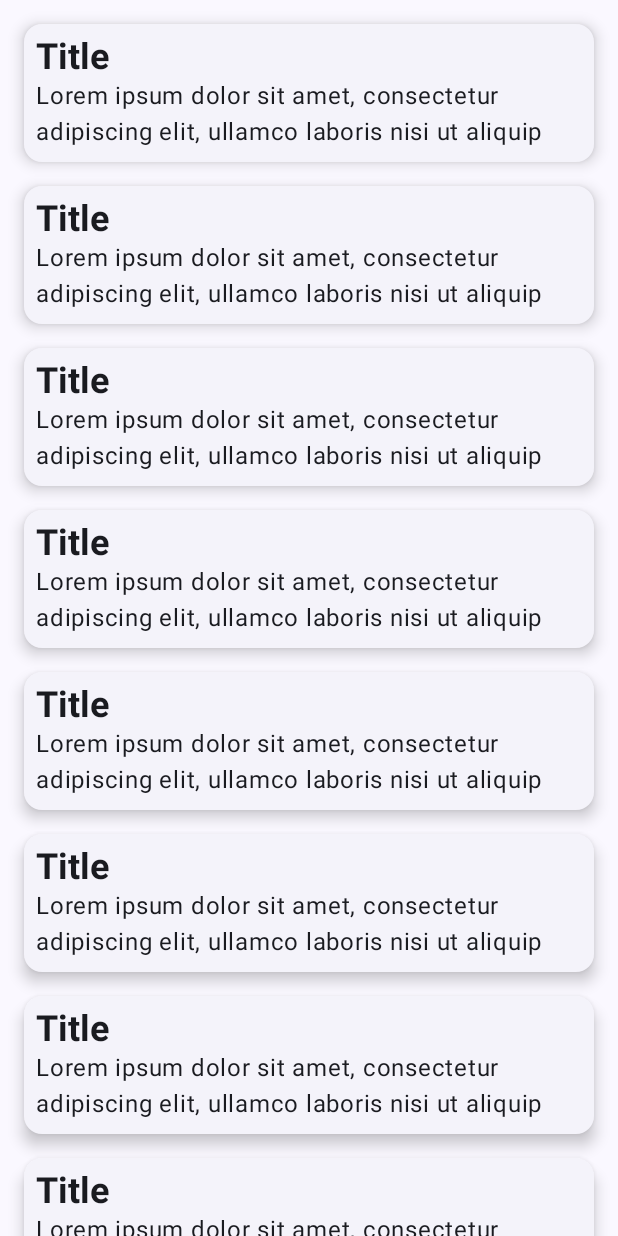
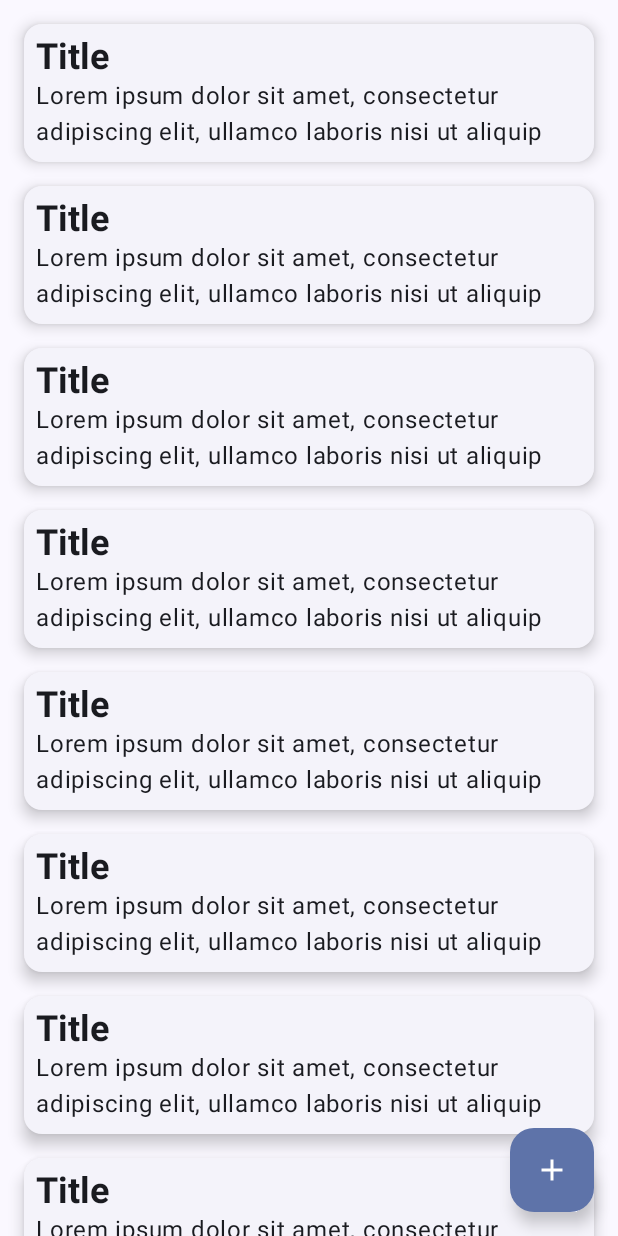
Before and after one commit to TEDDAC/ToutDouxListe-Android, an Android app built with Jetpack Compose: the screen it shows after launch (MainActivity), on a phone screen of 412 x 824 dp. Run offline under Robolectric (Android 15) with nearby library versions, the phone set to English and light mode, and no system bars.

Commit message:
Scrollable and add task button

```diff
--- a/app/src/main/java/com/teddac/toutdouxliste/ui/component/TaskCard.kt
+++ b/app/src/main/java/com/teddac/toutdouxliste/ui/component/TaskCard.kt
@@ -5,6 +5,7 @@ import androidx.compose.foundation.layout.Column
 import androidx.compose.foundation.layout.fillMaxWidth
 import androidx.compose.foundation.layout.padding
 import androidx.compose.foundation.layout.size
+import androidx.compose.foundation.layout.wrapContentHeight
 import androidx.compose.material3.CardDefaults
 import androidx.compose.material3.ElevatedCard
 import androidx.compose.material3.Text
--- a/app/src/main/java/com/teddac/toutdouxliste/ui/page/ListPage.kt
+++ b/app/src/main/java/com/teddac/toutdouxliste/ui/page/ListPage.kt
@@ -1,10 +1,15 @@
 package com.teddac.toutdouxliste.ui.page
 
 import androidx.compose.foundation.layout.Arrangement
-import androidx.compose.foundation.layout.Column
+import androidx.compose.foundation.layout.Box
 import androidx.compose.foundation.layout.PaddingValues
 import androidx.compose.foundation.layout.padding
 import androidx.compose.foundation.lazy.LazyColumn
+import androidx.compose.material.icons.Icons
+import androidx.compose.material.icons.filled.Add
+import androidx.compose.material3.Button
+import androidx.compose.material3.FloatingActionButton
+import androidx.compose.material3.Icon
 import androidx.compose.runtime.Composable
 import androidx.compose.ui.Alignment
 import androidx.compose.ui.Modifier
@@ -15,10 +20,25 @@ import com.teddac.toutdouxliste.ui.theme.ToutDouxListeTheme
 
 @Composable
 fun ListPage(modifier: Modifier = Modifier){
+    Box {
+        TaskList()
+        FloatingActionButton(
+            onClick = {},
+            modifier = Modifier
+                .align(Alignment.BottomEnd).padding(16.dp)
+        ) {
+            Icon(Icons.Filled.Add, "Add task button.")
+        }
+    }
+}
+
+@Composable
+fun TaskList(modifier: Modifier = Modifier){
     LazyColumn (
         horizontalAlignment = Alignment.CenterHorizontally,
         contentPadding = PaddingValues(16.dp), // padding around list, not between each element
         verticalArrangement = Arrangement.spacedBy(16.dp),
+        modifier = Modifier
     ) {
         item {
             TaskCard()
@@ -44,7 +64,18 @@ fun ListPage(modifier: Modifier = Modifier){
         item {
             TaskCard()
         }
-
+        item {
+            TaskCard()
+        }
+        item {
+            TaskCard()
+        }
+        item {
+            TaskCard()
+        }
+        item {
+            TaskCard()
+        }
     }
 }
 
```
Also changed, not shown: 1 other file.
